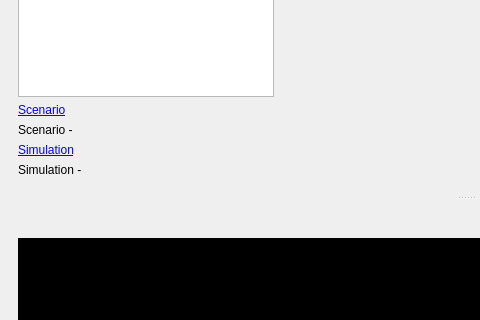
The window that src/libdynamind-gui/dmmainwindow.ui (iut-ibk/P8-WSC-GUI) describes before a commit, drawn with Qt 5; both pictures show x 0 to 480 and y 286 to 606 of the 932 by 756 pixel window.
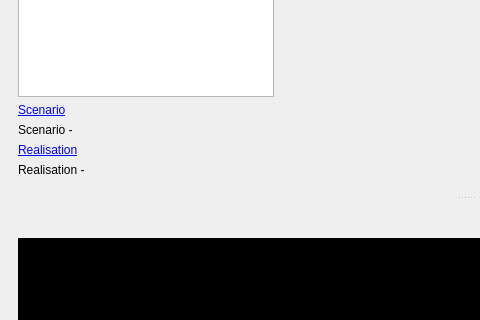
The same window after the commit. Icons and pictures are not drawn.

Commit message: changed simulation to realisation

The edit to the form file:
```diff
--- a/src/libdynamind-gui/dmmainwindow.ui
+++ b/src/libdynamind-gui/dmmainwindow.ui
@@ -86,14 +86,14 @@
          <item>
           <widget class="QLabel" name="l_simulation">
            <property name="text">
-            <string>&lt;a href=&quot;http://www.qtcentre.org&quot;&gt;Simulation&lt;/a&gt;</string>
+            <string>&lt;html&gt;&lt;head/&gt;&lt;body&gt;&lt;p&gt;&lt;a href=&quot;http://www.qtcentre.org&quot;&gt;&lt;span style=&quot; text-decoration: underline; color:#0000ff;&quot;&gt;Realisation&lt;/span&gt;&lt;/a&gt;&lt;/p&gt;&lt;/body&gt;&lt;/html&gt;</string>
            </property>
           </widget>
          </item>
          <item>
           <widget class="QLabel" name="l_simulationno">
            <property name="text">
-            <string>Simulation -</string>
+            <string>Realisation -</string>
            </property>
           </widget>
          </item>
```
Left out of the diff: 2 changed lines with no effect on the pictures.
